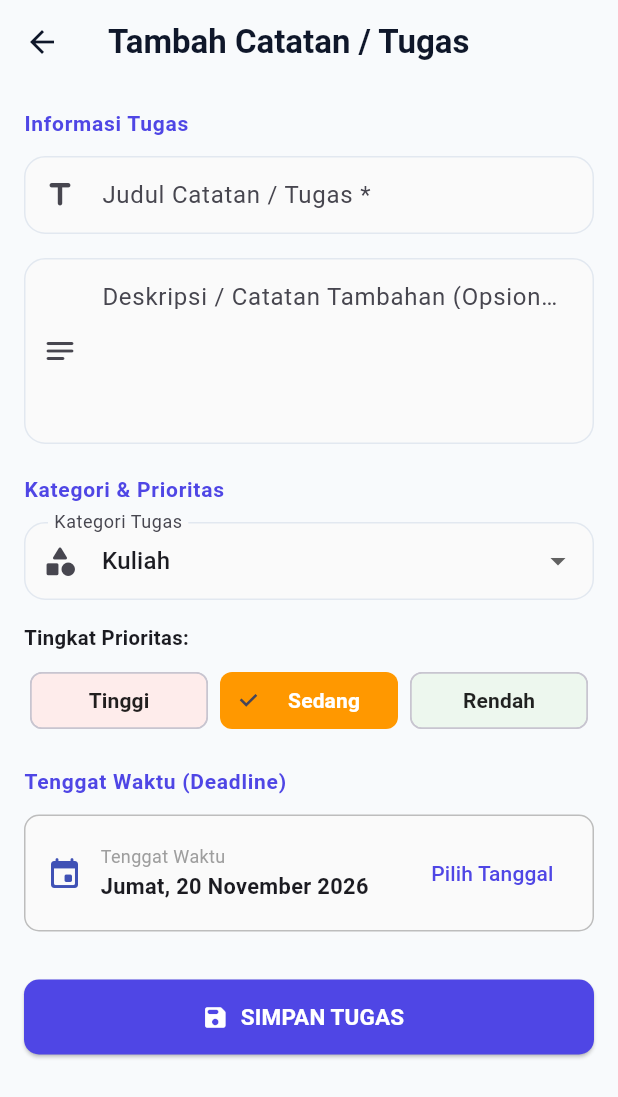
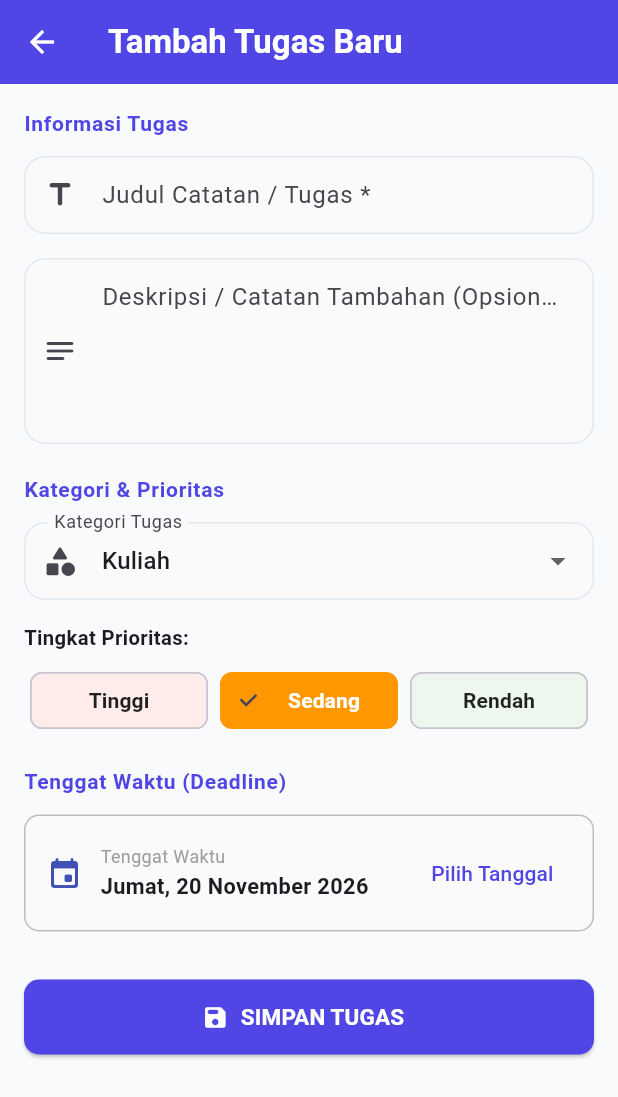
Before and after one commit to khafidzdev/to-do-list, a Flutter app: the screen it shows after launch, scrolled down 165 dp, after a tap on "Tugas Baru", on a phone screen of 412 x 824 dp. Shown: the top 1097 px of the screen. Run offline on Flutter 3.47's test engine with Material 3 defaults, Android fonts, the phone set to English and light mode, and no system bars; our stand-ins replace sqflite, sqflite_common_ffi; accounts and stored records are empty.

Commit message:
feat: add splash screen and configure bright white status bar icons

```diff
--- a/lib/main.dart
+++ b/lib/main.dart
@@ -1,12 +1,24 @@
 import 'dart:io' show Platform;
 import 'package:flutter/foundation.dart' show kIsWeb;
 import 'package:flutter/material.dart';
+import 'package:flutter/services.dart';
 import 'package:intl/date_symbol_data_local.dart';
 import 'package:sqflite_common_ffi/sqflite_ffi.dart';
-import 'ui/todo_page.dart';
+import 'ui/splash_page.dart';
 
 void main() async {
   WidgetsFlutterBinding.ensureInitialized();
+
+  // Atur overlay status bar agar baterai, jam, dan wifi selalu PUTIH bersih
+  SystemChrome.setSystemUIOverlayStyle(
+    const SystemUiOverlayStyle(
+      statusBarColor: Colors.transparent,
+      statusBarIconBrightness: Brightness.light, // Ikon baterai & jam putih di Android
+      statusBarBrightness: Brightness.dark,      // Status bar putih di iOS
+      systemNavigationBarColor: Color(0xFF0F172A),
+      systemNavigationBarIconBrightness: Brightness.light,
+    ),
+  );
 
   // Inisialisasi locale formatting untuk penanggalan bahasa Indonesia
   await initializeDateFormatting('id_ID', null);
@@ -46,9 +58,14 @@ class FlowDoApp extends StatelessWidget {
           centerTitle: false,
           elevation: 0,
           scrolledUnderElevation: 0,
-          backgroundColor: Colors.transparent,
-          foregroundColor: Color(0xFF0F172A),
-          iconTheme: IconThemeData(color: Color(0xFF0F172A)),
+          backgroundColor: Color(0xFF4F46E5),
+          foregroundColor: Colors.white,
+          iconTheme: IconThemeData(color: Colors.white),
+          systemOverlayStyle: SystemUiOverlayStyle(
+            statusBarColor: Colors.transparent,
+            statusBarIconBrightness: Brightness.light, // Ikon baterai & jam putih
+            statusBarBrightness: Brightness.dark,
+          ),
         ),
         cardTheme: CardThemeData(
           elevation: 0,
@@ -88,7 +105,7 @@ class FlowDoApp extends StatelessWidget {
           ),
         ),
       ),
-      home: const TodoPage(),
+      home: const SplashPage(),
     );
   }
 }
--- /dev/null
+++ b/lib/ui/splash_page.dart
@@ -0,0 +1,272 @@
+import 'dart:async';
+import 'package:flutter/material.dart';
+import 'package:flutter/services.dart';
+import 'todo_page.dart';
+
+class SplashPage extends StatefulWidget {
+  const SplashPage({super.key});
+
+  @override
+  State<SplashPage> createState() => _SplashPageState();
+}
+
+class _SplashPageState extends State<SplashPage>
+    with SingleTickerProviderStateMixin {
+  late AnimationController _controller;
+  late Animation<double> _fadeAnimation;
+  late Animation<double> _scaleAnimation;
+
+  @override
+  void initState() {
+    super.initState();
+
+    // Pastikan status bar icons (baterai, jam, sinyal) berwarna PUTIH
+    SystemChrome.setSystemUIOverlayStyle(
+      const SystemUiOverlayStyle(
+        statusBarColor: Colors.transparent,
+        statusBarIconBrightness: Brightness.light, // Ikon putih di Android
+        statusBarBrightness: Brightness.dark,      // Teks putih di iOS
+        systemNavigationBarColor: Color(0xFF1E1B4B),
+        systemNavigationBarIconBrightness: Brightness.light,
+      ),
+    );
+
+    _controller = AnimationController(
+      vsync: this,
+      duration: const Duration(milliseconds: 1400),
+    );
+
+    _fadeAnimation = CurvedAnimation(
+      parent: _controller,
+      curve: Curves.easeOutCubic,
+    );
+
+    _scaleAnimation = Tween<double>(begin: 0.82, end: 1.0).animate(
+      CurvedAnimation(
+        parent: _controller,
+        curve: Curves.easeOutBack,
+      ),
+    );
+
+    _controller.forward();
+
+    // Navigasi ke TodoPage setelah 2.2 detik dengan transisi fade halus
+    Timer(const Duration(milliseconds: 2200), () {
+      if (mounted) {
+        Navigator.of(context).pushReplacement(
+          PageRouteBuilder(
+            transitionDuration: const Duration(milliseconds: 600),
+            pageBuilder: (context, animation, secondaryAnimation) =>
+                const TodoPage(),
+            transitionsBuilder:
+                (context, animation, secondaryAnimation, child) {
+              return FadeTransition(opacity: animation, child: child);
+            },
+          ),
+        );
+      }
+    });
+  }
+
+  @override
+  void dispose() {
+    _controller.dispose();
+    super.dispose();
+  }
+
+  @override
+  Widget build(BuildContext context) {
+    return AnnotatedRegion<SystemUiOverlayStyle>(
+      value: const SystemUiOverlayStyle(
+        statusBarColor: Colors.transparent,
+        statusBarIconBrightness: Brightness.light, // Baterai, jam, wifi PUTIH
+        statusBarBrightness: Brightness.dark,
+        systemNavigationBarColor: Color(0xFF1E1B4B),
+        systemNavigationBarIconBrightness: Brightness.light,
+      ),
+      child: Scaffold(
+        body: Container(
+          width: double.infinity,
+          height: double.infinity,
+          decoration: const BoxDecoration(
+            gradient: LinearGradient(
+              colors: [
+                Color(0xFF1E1B4B), // Deep Slate Indigo 950
+                Color(0xFF3730A3), // Indigo 800
+                Color(0xFF4F46E5), // Electric Indigo 600
+                Color(0xFF6D28D9), // Vivid Purple 700
+              ],
+              begin: Alignment.topLeft,
+              end: Alignment.bottomRight,
+            ),
+          ),
+          child: Stack(
+            children: [
+              // Subtle background glow
+              Positioned(
+                top: -80,
+                right: -80,
+                child: Container(
+                  width: 260,
+                  height: 260,
+                  decoration: BoxDecoration(
+                    shape: BoxShape.circle,
+                    color: Colors.white.withValues(alpha: 0.08),
+                  ),
+                ),
+              ),
+              Positioned(
+                bottom: -100,
+                left: -80,
+                child: Container(
+                  width: 300,
+                  height: 300,
+                  decoration: BoxDecoration(
+                    shape: BoxShape.circle,
+                    color: const Color(0xFF10B981).withValues(alpha: 0.12),
+                  ),
+                ),
+              ),
+
+              // Konten Utama Tengah
+              Center(
+                child: FadeTransition(
+                  opacity: _fadeAnimation,
+                  child: ScaleTransition(
+                    scale: _scaleAnimation,
+                    child: Column(
+                      mainAxisAlignment: MainAxisAlignment.center,
+                      children: [
+                        // Logo Badge FlowDo
+                        Container(
+                          width: 100.0,
+                          height: 100.0,
+                          decoration: BoxDecoration(
+                            color: Colors.white,
+                            borderRadius: BorderRadius.circular(28.0),
+                            boxShadow: [
+                              BoxShadow(
+                                color: Colors.black.withValues(alpha: 0.25),
+                                blurRadius: 24.0,
+                                offset: const Offset(0, 10),
+                              ),
+                              BoxShadow(
+                                color: const Color(0xFF4F46E5).withValues(alpha: 0.4),
+                                blurRadius: 36.0,
+                                offset: const Offset(0, 14),
+                              ),
+                            ],
+                          ),
+                          child: Center(
+                            child: Stack(
+                              alignment: Alignment.center,
+                              children: [
+                                const Icon(
+                                  Icons.check_rounded,
+                                  size: 54.0,
+                                  color: Color(0xFF4F46E5),
+                                ),
+                                Positioned(
+                                  top: 22,
+                                  right: 22,
+                                  child: Container(
+                                    width: 11.0,
+                                    height: 11.0,
+                                    decoration: const BoxDecoration(
+                                      shape: BoxShape.circle,
+                                      color: Color(0xFF10B981),
+                                    ),
+                                  ),
+                                ),
+                              ],
+                            ),
+                          ),
+                        ),
+
+                        const SizedBox(height: 24.0),
+
+                        // Nama Aplikasi
+                        Row(
+                          mainAxisSize: MainAxisSize.min,
+                          crossAxisAlignment: CrossAxisAlignment.center,
+                          children: [
+                            const Text(
+                              "FlowDo",
+                              style: TextStyle(
+                                fontSize: 36.0,
+                                fontWeight: FontWeight.w900,
+                                letterSpacing: -1.0,
+                                color: Colors.white,
+                              ),
+                            ),
+                            const SizedBox(width: 6.0),
+                            Container(
+                              width: 8.0,
+                              height: 8.0,
+                              margin: const EdgeInsets.only(top: 8.0),
+                              decoration: const BoxDecoration(
+                                shape: BoxShape.circle,
+                                color: Color(0xFF10B981),
+                              ),
+                            ),
+                          ],
+                        ),
+
+                        const SizedBox(height: 8.0),
+
+                        // Tagline
+                        Text(
+                          "Focus, Organize & Achieve",
+                          style: TextStyle(
+                            fontSize: 14.5,
+                            fontWeight: FontWeight.w500,
+                            letterSpacing: 0.8,
+                            color: Colors.white.withValues(alpha: 0.85),
+                          ),
+                        ),
+                      ],
+                    ),
+                  ),
+                ),
+              ),
+
+              // Bottom Indicator & Version
+              Positioned(
+                bottom: 36.0,
+                left: 0,
+                right: 0,
+                child: FadeTransition(
+                  opacity: _fadeAnimation,
+                  child: Column(
+                    children: [
+                      SizedBox(
+                        width: 28.0,
+                        height: 28.0,
+                        child: CircularProgressIndicator(
+                          strokeWidth: 2.5,
+                          valueColor: AlwaysStoppedAnimation<Color>(
+                            Colors.white.withValues(alpha: 0.9),
+                          ),
+                        ),
+                      ),
+                      const SizedBox(height: 14.0),
+                      Text(
+                        "v1.0.0 • Smart Daily Planner",
+                        style: TextStyle(
+                          fontSize: 11.5,
+                          fontWeight: FontWeight.w500,
+                          color: Colors.white.withValues(alpha: 0.6),
+                          letterSpacing: 0.5,
+                        ),
+                      ),
+                    ],
+                  ),
+                ),
+              ),
+            ],
+          ),
+        ),
+      ),
+    );
+  }
+}
--- a/lib/ui/todo_detail.dart
+++ b/lib/ui/todo_detail.dart
@@ -1,4 +1,5 @@
 import 'package:flutter/material.dart';
+import 'package:flutter/services.dart';
 import '../helpers/db_helper.dart';
 import '../models/todo_item.dart';
 import '../widgets/confirm_dialog.dart';
@@ -139,9 +140,17 @@ class _TodoDetailPageState extends State<TodoDetailPage> {
       },
       child: Scaffold(
         appBar: AppBar(
+          systemOverlayStyle: const SystemUiOverlayStyle(
+            statusBarColor: Colors.transparent,
+            statusBarIconBrightness: Brightness.light, // Baterai, jam, wifi PUTIH
+            statusBarBrightness: Brightness.dark,
+          ),
+          backgroundColor: const Color(0xFF4F46E5),
+          foregroundColor: Colors.white,
+          iconTheme: const IconThemeData(color: Colors.white),
           title: const Text(
-            "Detail Catatan / Tugas",
-            style: TextStyle(fontWeight: FontWeight.bold),
+            "Detail Tugas",
+            style: TextStyle(fontWeight: FontWeight.bold, color: Colors.white),
           ),
           actions: [
             IconButton(
@@ -150,7 +159,7 @@ class _TodoDetailPageState extends State<TodoDetailPage> {
               onPressed: _navigateToEdit,
             ),
             IconButton(
-              icon: const Icon(Icons.delete_outline, color: Colors.redAccent),
+              icon: const Icon(Icons.delete_outline, color: Colors.white),
               tooltip: "Hapus Tugas",
               onPressed: _confirmDelete,
             ),
--- a/lib/ui/todo_form.dart
+++ b/lib/ui/todo_form.dart
@@ -1,4 +1,5 @@
 import 'package:flutter/material.dart';
+import 'package:flutter/services.dart';
 import 'package:intl/intl.dart';
 import '../helpers/db_helper.dart';
 import '../models/todo_item.dart';
@@ -183,9 +184,17 @@ class _TodoFormPageState extends State<TodoFormPage> {
   Widget build(BuildContext context) {
     return Scaffold(
       appBar: AppBar(
+        systemOverlayStyle: const SystemUiOverlayStyle(
+          statusBarColor: Colors.transparent,
+          statusBarIconBrightness: Brightness.light, // Baterai, jam, wifi PUTIH
+          statusBarBrightness: Brightness.dark,
+        ),
+        backgroundColor: const Color(0xFF4F46E5),
+        foregroundColor: Colors.white,
+        iconTheme: const IconThemeData(color: Colors.white),
         title: Text(
-          _isEditMode ? "Edit Catatan / Tugas" : "Tambah Catatan / Tugas",
-          style: const TextStyle(fontWeight: FontWeight.bold),
+          _isEditMode ? "Edit Tugas" : "Tambah Tugas Baru",
+          style: const TextStyle(fontWeight: FontWeight.bold, color: Colors.white),
         ),
         elevation: 0,
       ),
--- a/lib/ui/todo_page.dart
+++ b/lib/ui/todo_page.dart
@@ -1,4 +1,5 @@
 import 'package:flutter/material.dart';
+import 'package:flutter/services.dart';
 import 'package:intl/intl.dart';
 import '../helpers/db_helper.dart';
 import '../models/todo_item.dart';
@@ -147,23 +148,64 @@ class _TodoPageState extends State<TodoPage> {
 
   @override
   Widget build(BuildContext context) {
-    return Scaffold(
-      body: SafeArea(
+    final topPadding = MediaQuery.of(context).padding.top;
+
+    return AnnotatedRegion<SystemUiOverlayStyle>(
+      value: const SystemUiOverlayStyle(
+        statusBarColor: Colors.transparent,
+        statusBarIconBrightness: Brightness.light, // Baterai, jam, wifi berwarna PUTIH
+        statusBarBrightness: Brightness.dark,
+        systemNavigationBarColor: Colors.white,
+        systemNavigationBarIconBrightness: Brightness.dark,
+      ),
+      child: Scaffold(
+        backgroundColor: const Color(0xFFF8FAFC),
+        body: Column(
+          children: [
+            // 1. Integrated Deep Indigo Header (Meliputi Status Bar agar jam/baterai putih kontras)
+            Container(
+              decoration: const BoxDecoration(
+                gradient: LinearGradient(
+                  colors: [
+                    Color(0xFF1E1B4B), // Deep Slate Indigo 950
+                    Color(0xFF312E81), // Indigo 900
+                    Color(0xFF4338CA), // Indigo 700
+                    Color(0xFF4F46E5), // Electric Indigo 600
+                  ],
+                  begin: Alignment.topLeft,
+                  end: Alignment.bottomRight,
+                ),
+                borderRadius: BorderRadius.only(
+                  bottomLeft: Radius.circular(24.0),
+                  bottomRight: Radius.circular(24.0),
+                ),
+                boxShadow: [
+                  BoxShadow(
+                    color: Color(0x294F46E5),
+                    blurRadius: 16.0,
+                    offset: Offset(0, 6),
+                  ),
+                ],
+              ),
+              padding: EdgeInsets.fromLTRB(16.0, topPadding + 8.0, 16.0, 16.0),
               child: Column(
                 children: [
-            // 1. Modern Header (App Bar)
                   _buildModernHeader(),
+                  const SizedBox(height: 12.0),
+                  _buildHeroBannerContent(),
+                ],
+              ),
+            ),
 
-            // 2. Productivity Hero Banner
-            _buildHeroBanner(),
+            const SizedBox(height: 10.0),
 
-            // 3. Search Bar
+            // 2. Search Bar
             _buildSearchBar(),
 
-            // 4. Filter Chips (Status & Kategori)
+            // 3. Filter Chips (Status & Kategori)
             _buildFilters(),
 
-            // 5. Daftar Tugas (ListView / Empty State)
+            // 4. Daftar Tugas (ListView / Empty State)
             Expanded(
               child: _isLoading
                   ? const Center(
@@ -195,15 +237,15 @@ class _TodoPageState extends State<TodoPage> {
             ),
           ],
         ),
-      ),
         floatingActionButton: FloatingActionButton.extended(
           onPressed: _navigateToAdd,
-        elevation: 3,
+          elevation: 4,
           backgroundColor: const Color(0xFF4F46E5),
           icon: const Icon(Icons.add_rounded, size: 22),
           label: const Text(
             "Tugas Baru",
             style: TextStyle(fontWeight: FontWeight.w600, fontSize: 14.5),
+          ),
         ),
       ),
     );
@@ -225,13 +267,11 @@ class _TodoPageState extends State<TodoPage> {
     }
   }
 
-  // Modern Header
+  // Modern Header with White Text and Controls
   Widget _buildModernHeader() {
     final dateFormatted = _getFormattedDate();
 
-    return Padding(
-      padding: const EdgeInsets.fromLTRB(18.0, 14.0, 16.0, 6.0),
-      child: Row(
+    return Row(
       mainAxisAlignment: MainAxisAlignment.spaceBetween,
       children: [
         Row(
@@ -240,24 +280,20 @@ class _TodoPageState extends State<TodoPage> {
               width: 38.0,
               height: 38.0,
               decoration: BoxDecoration(
-                  gradient: const LinearGradient(
-                    colors: [Color(0xFF4F46E5), Color(0xFF7C3AED)],
-                    begin: Alignment.topLeft,
-                    end: Alignment.bottomRight,
-                  ),
+                color: Colors.white,
                 borderRadius: BorderRadius.circular(12.0),
-                  boxShadow: [
+                boxShadow: const [
                   BoxShadow(
-                      color: const Color(0xFF4F46E5).withValues(alpha: 0.3),
+                    color: Colors.black26,
                     blurRadius: 8.0,
-                      offset: const Offset(0, 3),
+                    offset: Offset(0, 3),
                   ),
                 ],
               ),
               child: const Icon(
                 Icons.check_rounded,
-                  color: Colors.white,
-                  size: 22.0,
+                color: Color(0xFF4F46E5),
+                size: 24.0,
               ),
             ),
             const SizedBox(width: 12.0),
@@ -269,28 +305,28 @@ class _TodoPageState extends State<TodoPage> {
                     const Text(
                       "FlowDo",
                       style: TextStyle(
-                          fontSize: 21.0,
-                          fontWeight: FontWeight.w800,
+                        fontSize: 22.0,
+                        fontWeight: FontWeight.w900,
                         letterSpacing: -0.5,
-                          color: Color(0xFF0F172A),
+                        color: Colors.white,
                       ),
                     ),
-                      const SizedBox(width: 4.0),
+                    const SizedBox(width: 5.0),
                     Container(
-                        width: 6.0,
-                        height: 6.0,
+                      width: 7.0,
+                      height: 7.0,
                       decoration: const BoxDecoration(
                         shape: BoxShape.circle,
-                          color: Color(0xFF10B981),
+                        color: Color(0xFF10B981), // Emerald dot
                       ),
                     ),
                   ],
                 ),
                 Text(
                   dateFormatted,
-                    style: const TextStyle(
+                  style: TextStyle(
                     fontSize: 12.5,
-                      color: Color(0xFF64748B),
+                    color: Colors.white.withValues(alpha: 0.8),
                     fontWeight: FontWeight.w500,
                   ),
                 ),
@@ -302,51 +338,37 @@ class _TodoPageState extends State<TodoPage> {
           onPressed: _loadData,
           tooltip: "Muat Ulang",
           style: IconButton.styleFrom(
-              backgroundColor: Colors.white,
+            backgroundColor: Colors.white.withValues(alpha: 0.15),
             shape: RoundedRectangleBorder(
               borderRadius: BorderRadius.circular(12.0),
-                side: const BorderSide(color: Color(0xFFE2E8F0)),
             ),
           ),
           icon: const Icon(
             Icons.sync_rounded,
-              color: Color(0xFF475569),
+            color: Colors.white,
             size: 20.0,
           ),
         ),
       ],
-      ),
     );
   }
 
-  // Hero Progress Card
-  Widget _buildHeroBanner() {
+  // Hero Progress Content inside Header
+  Widget _buildHeroBannerContent() {
     final total = _stats['total'] ?? 0;
     final completed = _stats['completed'] ?? 0;
     final pending = _stats['pending'] ?? 0;
     final percentage = total > 0 ? ((completed / total) * 100).round() : 0;
 
     return Container(
-      margin: const EdgeInsets.fromLTRB(16.0, 8.0, 16.0, 10.0),
-      padding: const EdgeInsets.all(16.0),
+      padding: const EdgeInsets.all(14.0),
       decoration: BoxDecoration(
-        gradient: const LinearGradient(
-          colors: [
-            Color(0xFF3730A3), // Indigo 800
-            Color(0xFF4F46E5), // Indigo 600
-            Color(0xFF7C3AED), // Violet 600
-          ],
-          begin: Alignment.topLeft,
-          end: Alignment.bottomRight,
+        color: Colors.white.withValues(alpha: 0.10),
+        borderRadius: BorderRadius.circular(18.0),
+        border: Border.all(
+          color: Colors.white.withValues(alpha: 0.18),
+          width: 1.0,
         ),
-        borderRadius: BorderRadius.circular(20.0),
-        boxShadow: [
-          BoxShadow(
-            color: const Color(0xFF4F46E5).withValues(alpha: 0.28),
-            blurRadius: 16.0,
-            offset: const Offset(0, 6),
-          ),
-        ],
       ),
       child: Column(
         crossAxisAlignment: CrossAxisAlignment.start,
@@ -359,13 +381,13 @@ class _TodoPageState extends State<TodoPage> {
                 style: TextStyle(
                   color: Colors.white,
                   fontWeight: FontWeight.w700,
-                  fontSize: 15.0,
+                  fontSize: 14.5,
                 ),
               ),
               Container(
-                padding: const EdgeInsets.symmetric(horizontal: 10.0, vertical: 4.0),
+                padding: const EdgeInsets.symmetric(horizontal: 10.0, vertical: 3.5),
                 decoration: BoxDecoration(
-                  color: Colors.white.withValues(alpha: 0.2),
+                  color: const Color(0xFF10B981),
                   borderRadius: BorderRadius.circular(20.0),
                 ),
                 child: Text(
@@ -373,7 +395,7 @@ class _TodoPageState extends State<TodoPage> {
                   style: const TextStyle(
                     color: Colors.white,
                     fontWeight: FontWeight.bold,
-                    fontSize: 12.0,
+                    fontSize: 11.5,
                   ),
                 ),
               ),
@@ -384,12 +406,12 @@ class _TodoPageState extends State<TodoPage> {
             borderRadius: BorderRadius.circular(10.0),
             child: LinearProgressIndicator(
               value: total > 0 ? (completed / total) : 0.0,
-              minHeight: 7.0,
-              backgroundColor: Colors.white.withValues(alpha: 0.25),
+              minHeight: 6.5,
+              backgroundColor: Colors.white.withValues(alpha: 0.2),
               valueColor: const AlwaysStoppedAnimation<Color>(Color(0xFF34D399)),
             ),
           ),
-          const SizedBox(height: 14.0),
+          const SizedBox(height: 12.0),
           Row(
             children: [
               _buildMiniStatBadge("Total", "$total", Icons.assignment_outlined),
@@ -407,7 +429,7 @@ class _TodoPageState extends State<TodoPage> {
   Widget _buildMiniStatBadge(String label, String value, IconData icon) {
     return Expanded(
       child: Container(
-        padding: const EdgeInsets.symmetric(vertical: 8.0, horizontal: 8.0),
+        padding: const EdgeInsets.symmetric(vertical: 7.0, horizontal: 6.0),
         decoration: BoxDecoration(
           color: Colors.white.withValues(alpha: 0.12),
           borderRadius: BorderRadius.circular(12.0),
@@ -415,8 +437,8 @@ class _TodoPageState extends State<TodoPage> {
         child: Row(
           mainAxisAlignment: MainAxisAlignment.center,
           children: [
-            Icon(icon, size: 14.0, color: Colors.white70),
-            const SizedBox(width: 5.0),
+            Icon(icon, size: 13.5, color: Colors.white70),
+            const SizedBox(width: 4.5),
             Text(
               "$value $label",
               style: const TextStyle(
```
Also changed, not shown: 4 other files. Lines whose indentation alone changed are shown as unchanged.
